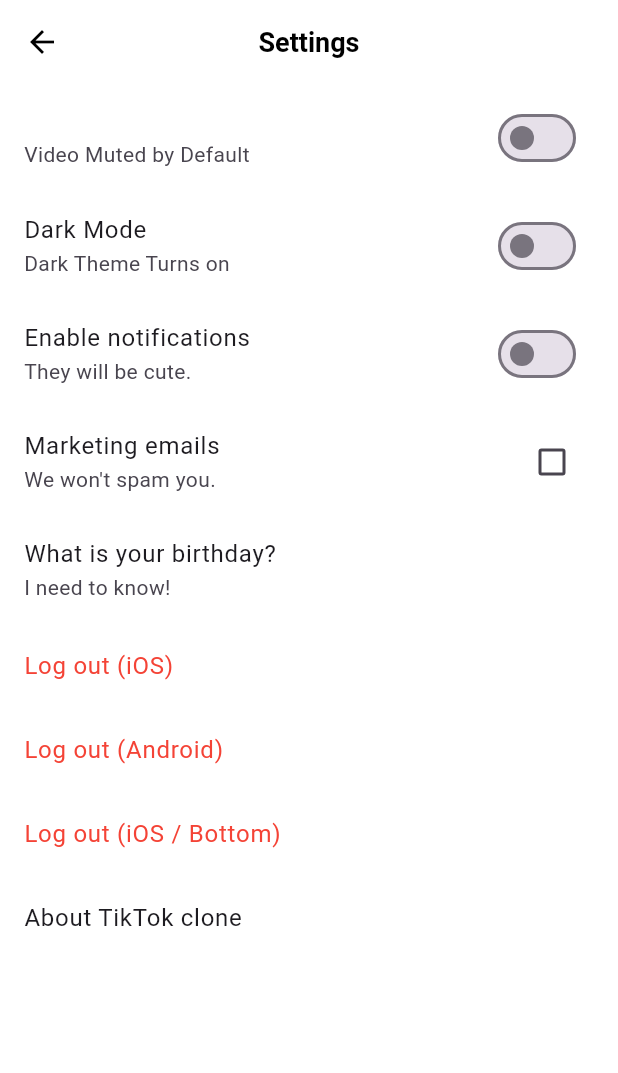
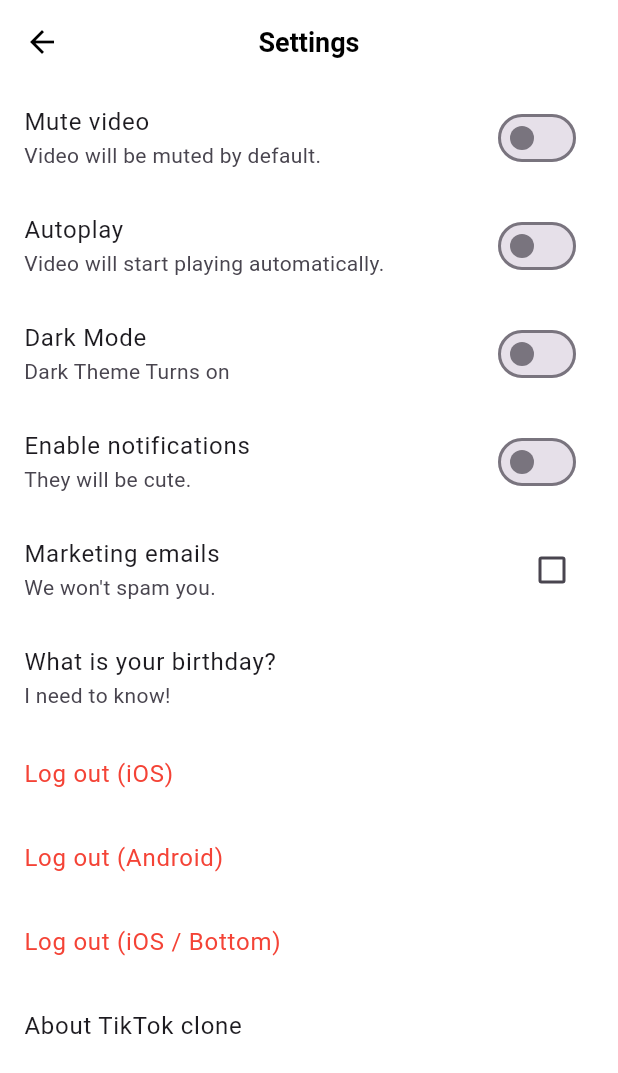
Before and after one commit to croner279/tiktok_clone, a Flutter app: the SettingsScreen screen opened directly, on a phone screen of 412 x 824 dp. Shown: the top 1073 px of the screen. Run offline on Flutter 3.47's test engine with Material 2 defaults, Android fonts, the phone set to English and light mode, and no system bars; our stand-ins replace camera, font_awesome_flutter, gallery_saver, go_router, image_picker, permission_handler and 3 more; accounts and stored records are empty; network calls fail.

Commit message:
17.3 PlaybackConfigViewModel

```diff
--- a/tiktok/lib/features/settings/settings_screen.dart
+++ b/tiktok/lib/features/settings/settings_screen.dart
@@ -4,7 +4,7 @@ import 'package:flutter/material.dart';
 import 'package:font_awesome_flutter/font_awesome_flutter.dart';
 import 'package:provider/provider.dart';
 import 'package:tiktok/common/widgets/main_navigation/widgets/darkMode_config.dart';
-import 'package:tiktok/common/widgets/main_navigation/widgets/video_config.dart';
+import 'package:tiktok/features/videos/view_models/playback_config_vm.dart';
 
 class SettingsScreen extends StatefulWidget {
   const SettingsScreen({super.key});
@@ -30,11 +30,18 @@ class _SettingsScreenState extends State<SettingsScreen> {
       body: ListView(
         children: [
           SwitchListTile.adaptive(
-            value: context.watch<VideoConfig>().isMuted,
-            //watch는 변경된 위젯을 rebuild하고, read로 메소드를 접근해
-            onChanged: (value) => context.read<VideoConfig>().toggleIsMuted(),
-            // 마지막 toggleisMuted 에서 끝에 괄호() 안넣어줬더니 작동안했음. onChange 콜백에서 toggleIsMuted() 메소드를 호출해야 하므로, 괄호를 꼭 포함해야 함!!!!
-            subtitle: const Text("Video Muted by Default"),
+            value: context.watch<PlaybackConfigModelViewModel>().muted,
+            onChanged: (value) =>
+                context.read<PlaybackConfigModelViewModel>().setMuted(value),
+            title: const Text("Mute video"),
+            subtitle: const Text("Video will be muted by default."),
+          ),
+          SwitchListTile.adaptive(
+            value: context.watch<PlaybackConfigModelViewModel>().autoplay,
+            onChanged: (value) =>
+                context.read<PlaybackConfigModelViewModel>().setAutoplay(value),
+            title: const Text("Autoplay"),
+            subtitle: const Text("Video will start playing automatically."),
           ),
           AnimatedBuilder(
             animation: darkModeConfig,
--- a/tiktok/lib/features/videos/repos/video_playback_config_repo.dart
+++ b/tiktok/lib/features/videos/repos/video_playback_config_repo.dart
@@ -3,13 +3,13 @@
 
 import 'package:shared_preferences/shared_preferences.dart';
 
-class VideoPlaybackConfigRepository {
+class PlaybackConfigRepository {
   static const String _autoplay = "autoplay";
   static const String _muted = "muted";
 
   final SharedPreferences _preferences;
 
-  VideoPlaybackConfigRepository(this._preferences);
+  PlaybackConfigRepository(this._preferences);
 
   Future<void> setMuted(bool value) async {
     _preferences.setBool(_muted, value);
--- a/tiktok/lib/features/videos/view_models/playback_config_vm.dart
+++ b/tiktok/lib/features/videos/view_models/playback_config_vm.dart
@@ -1,3 +1,33 @@
 import 'package:flutter/cupertino.dart';
+import 'package:tiktok/features/videos/models/playback_config_model.dart';
+import 'package:tiktok/features/videos/repos/video_playback_config_repo.dart';
 
-class PlaybackConfigModelViewModel extends ChangeNotifier {}
+class PlaybackConfigModelViewModel extends ChangeNotifier {
+  final PlaybackConfigRepository _repository;
+
+  late final PlaybackConfigModel _model = PlaybackConfigModel(
+    muted: _repository.isMuted(),
+    autoplay: _repository.isAutoplay(),
+  );
+
+  PlaybackConfigModelViewModel(this._repository);
+
+  bool get muted => _model.muted;
+  bool get autoplay => _model.autoplay;
+
+//view 가 viewModel에게 새로운 요청을 한다(새로운 value로 setMuted 메소드 호출함으로써).
+  void setMuted(bool value) {
+    _repository.setMuted(value);
+    //ViewModel은 repository에게 value를 디스크에 persist하라고 요청
+    _model.muted = value;
+    // model을 수정한다
+    notifyListeners(); // listen 하고 있는 모두에게 notify
+  }
+
+  void setAutoplay(bool value) {
+    _repository.setAutoplay(value);
+    //ViewModel은 repository에게 value를 디스크에 persist하라고 요청
+    _model.autoplay = value; // model을 수정한다
+    notifyListeners(); // listen 하고 있는 모두에게 notify
+  }
+}
--- a/tiktok/lib/features/videos/views/widgets/video_post.dart
+++ b/tiktok/lib/features/videos/views/widgets/video_post.dart
@@ -186,14 +186,12 @@ class _VideoPostState extends State<VideoPost>
             top: 40,
             child: IconButton(
               icon: FaIcon(
-                context.watch<VideoConfig>().isMuted
+                false
                     ? FontAwesomeIcons.volumeOff
                     : FontAwesomeIcons.volumeHigh,
                 color: Colors.white,
               ),
-              onPressed: () {
-                context.read<VideoConfig>().toggleIsMuted();
-              },
+              onPressed: () {},
             ),
           ),
           const Positioned(
```
Also changed, not shown: tiktok/lib/main.dart (+17 -10 lines).
